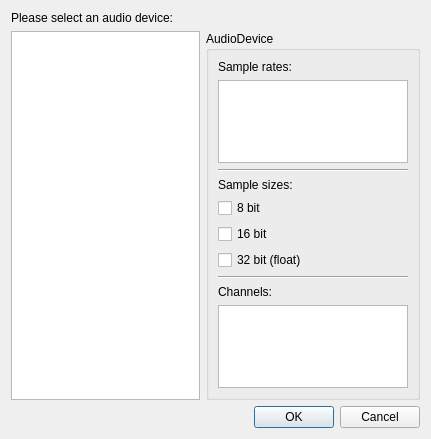
This is samplebrowsesrc/audiosettings.ui in MaurizioB/SampleBrowse as Qt 5 draws it before an edit. The edited form follows.
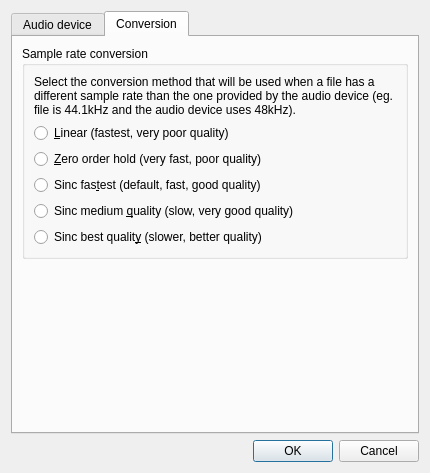
This is the edited form. The open tabs and pages were chosen to show the change. Custom widgets are drawn as their Qt base class.

Commit message: SampleRate conversion configurable through settings.

What changed in the file:
```diff
--- a/samplebrowsesrc/audiosettings.ui
+++ b/samplebrowsesrc/audiosettings.ui
@@ -6,32 +6,32 @@
    <rect>
     <x>0</x>
     <y>0</y>
-    <width>431</width>
-    <height>439</height>
+    <width>430</width>
+    <height>473</height>
    </rect>
   </property>
   <property name="windowTitle">
    <string>Audio settings</string>
   </property>
+  <layout class="QVBoxLayout" name="verticalLayout">
+   <item>
+    <widget class="QTabWidget" name="tabWidget">
+     <property name="currentIndex">
+      <number>0</number>
+     </property>
+     <widget class="QWidget" name="audioDeviceTab">
+      <attribute name="title">
+       <string>Audio device</string>
+      </attribute>
   <layout class="QGridLayout" name="gridLayout">
-   <item row="2" column="0" colspan="2">
-    <widget class="QDialogButtonBox" name="buttonBox">
-     <property name="orientation">
-      <enum>Qt::Horizontal</enum>
-     </property>
-     <property name="standardButtons">
-      <set>QDialogButtonBox::Cancel|QDialogButtonBox::Ok</set>
-     </property>
-    </widget>
-   </item>
-   <item row="1" column="0">
-    <widget class="AudioDevicesListView" name="deviceList">
-     <property name="editTriggers">
-      <set>QAbstractItemView::NoEditTriggers</set>
-     </property>
-    </widget>
-   </item>
-   <item row="1" column="1">
+       <item row="0" column="0">
+        <widget class="QLabel" name="label">
+         <property name="text">
+          <string>Please select an audio device:</string>
+         </property>
+        </widget>
+       </item>
+       <item row="0" column="1" rowspan="2">
     <widget class="QGroupBox" name="deviceInfoBox">
      <property name="title">
       <string>AudioDevice</string>
@@ -110,10 +110,116 @@
      </layout>
     </widget>
    </item>
-   <item row="0" column="0" colspan="2">
-    <widget class="QLabel" name="label">
+       <item row="1" column="0">
+        <widget class="AudioDevicesListView" name="deviceList">
+         <property name="editTriggers">
+          <set>QAbstractItemView::NoEditTriggers</set>
+         </property>
+        </widget>
+       </item>
+      </layout>
+     </widget>
+     <widget class="QWidget" name="conversionTab">
+      <attribute name="title">
+       <string>Conversion</string>
+      </attribute>
+      <layout class="QGridLayout" name="gridLayout_4">
+       <item row="0" column="0">
+        <widget class="QGroupBox" name="groupBox">
+         <property name="title">
+          <string>Sample rate conversion</string>
+         </property>
+         <layout class="QGridLayout" name="gridLayout_3">
+          <item row="5" column="0">
+           <widget class="QRadioButton" name="sinc_bestRadio">
      <property name="text">
-      <string>Please select an audio device:</string>
+             <string>Sinc best qualit&amp;y (slower, better quality)</string>
+            </property>
+            <attribute name="buttonGroup">
+             <string notr="true">sampleRateGroup</string>
+            </attribute>
+           </widget>
+          </item>
+          <item row="3" column="0">
+           <widget class="QRadioButton" name="sinc_fastestRadio">
+            <property name="text">
+             <string>Sinc fas&amp;test (default, fast, good quality)</string>
+            </property>
+            <attribute name="buttonGroup">
+             <string notr="true">sampleRateGroup</string>
+            </attribute>
+           </widget>
+          </item>
+          <item row="2" column="0">
+           <widget class="QRadioButton" name="zero_order_holdRadio">
+            <property name="text">
+             <string>&amp;Zero order hold (very fast, poor quality)</string>
+            </property>
+            <attribute name="buttonGroup">
+             <string notr="true">sampleRateGroup</string>
+            </attribute>
+           </widget>
+          </item>
+          <item row="1" column="0">
+           <widget class="QRadioButton" name="linearRadio">
+            <property name="text">
+             <string>&amp;Linear (fastest, very poor quality)</string>
+            </property>
+            <attribute name="buttonGroup">
+             <string notr="true">sampleRateGroup</string>
+            </attribute>
+           </widget>
+          </item>
+          <item row="4" column="0">
+           <widget class="QRadioButton" name="sinc_mediumRadio">
+            <property name="text">
+             <string>Sinc medium &amp;quality (slow, very good quality)</string>
+            </property>
+            <attribute name="buttonGroup">
+             <string notr="true">sampleRateGroup</string>
+            </attribute>
+           </widget>
+          </item>
+          <item row="0" column="0">
+           <widget class="QLabel" name="label_5">
+            <property name="text">
+             <string>Select the conversion method that will be used when a file has a different sample rate than the one provided by the audio device (eg. file is 44.1kHz and the audio device uses 48kHz).</string>
+            </property>
+            <property name="wordWrap">
+             <bool>true</bool>
+            </property>
+           </widget>
+          </item>
+         </layout>
+        </widget>
+       </item>
+       <item row="1" column="0">
+        <spacer name="verticalSpacer">
+         <property name="orientation">
+          <enum>Qt::Vertical</enum>
+         </property>
+         <property name="sizeHint" stdset="0">
+          <size>
+           <width>20</width>
+           <height>40</height>
+          </size>
+         </property>
+        </spacer>
+       </item>
+      </layout>
+      <zorder>label_5</zorder>
+      <zorder>groupBox</zorder>
+      <zorder>verticalSpacer</zorder>
+     </widget>
+    </widget>
+   </item>
+   <item>
+    <widget class="QDialogButtonBox" name="buttonBox">
+     <property name="orientation">
+      <enum>Qt::Horizontal</enum>
+     </property>
+     <property name="standardButtons">
+      <set>QDialogButtonBox::Cancel|QDialogButtonBox::Ok</set>
      </property>
     </widget>
    </item>
```
Left out of the diff: 3 changed lines with no effect on the pictures. Lines whose indentation alone changed are shown as unchanged. The commit also changes 3 other files.
